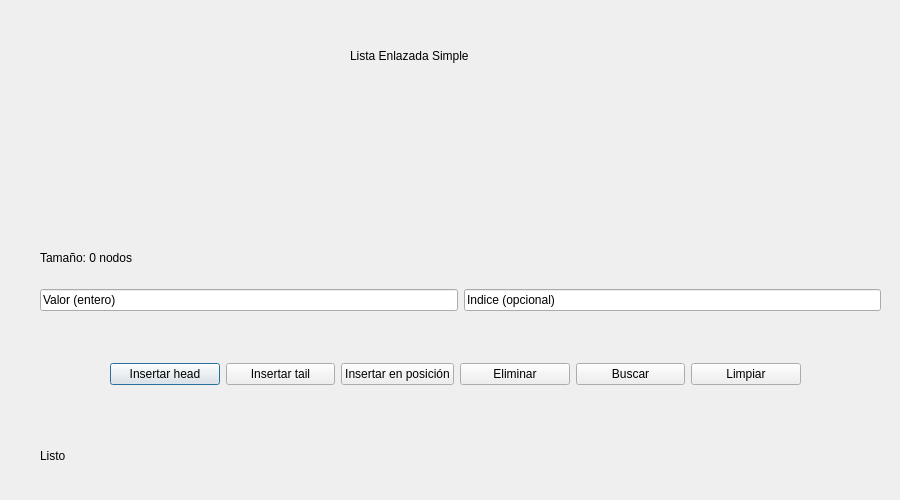
NajmahZablah/Proyecto_StructViz, file ui/MainWindow.ui: the form before one commit.
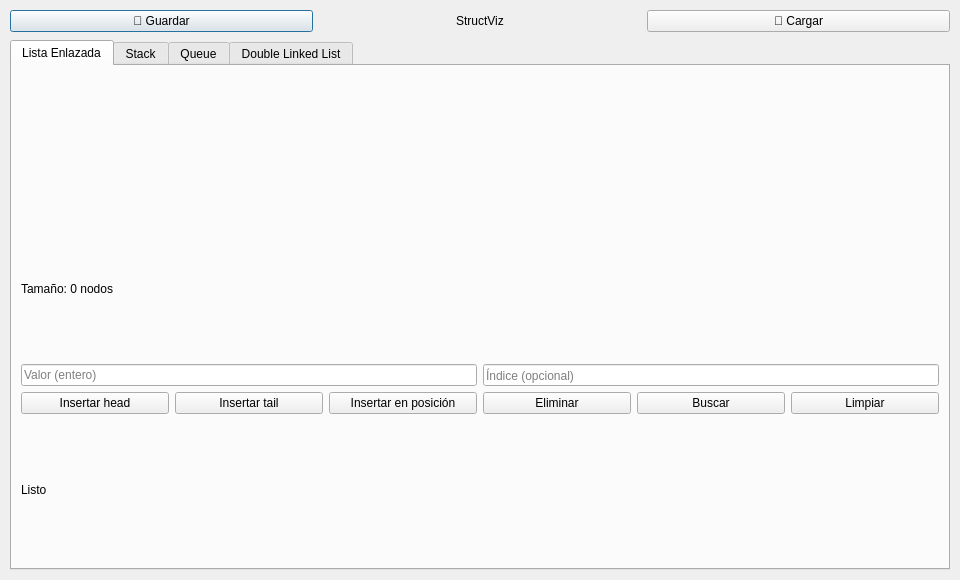
The form after the commit. Custom widgets are drawn as their Qt base class.

Commit message: Semana 7 - Stack, Queue, DLL, Persistence

Patch:
```diff
--- a/ui/MainWindow.ui
+++ b/ui/MainWindow.ui
@@ -6,8 +6,8 @@
    <rect>
     <x>0</x>
     <y>0</y>
-    <width>900</width>
-    <height>500</height>
+    <width>960</width>
+    <height>580</height>
    </rect>
   </property>
   <property name="windowTitle">
@@ -16,145 +16,391 @@
   <widget class="QWidget" name="verticalLayoutWidget">
    <property name="geometry">
     <rect>
-     <x>350</x>
-     <y>30</y>
-     <width>201</width>
-     <height>51</height>
+     <x>0</x>
+     <y>0</y>
+     <width>960</width>
+     <height>580</height>
     </rect>
    </property>
-   <layout class="QVBoxLayout" name="verticalLayout">
+   <layout class="QVBoxLayout" name="mainLayout">
+    <property name="margin">
+     <number>10</number>
+    </property>
+    <property name="spacing">
+     <number>8</number>
+    </property>
+
+    <item>
+     <layout class="QHBoxLayout" name="topBarLayout">
+      <item>
+       <widget class="QPushButton" name="btnSave">
+        <property name="text">
+         <string>🍪 Guardar</string>
+        </property>
+        <property name="maximumWidth">
+         <number>110</number>
+        </property>
+       </widget>
+      </item>
+      <item>
+       <spacer>
+        <property name="orientation">
+         <enum>Qt::Horizontal</enum>
+        </property>
+       </spacer>
+      </item>
     <item>
      <widget class="QLabel" name="lblTitulo">
       <property name="text">
-       <string>Lista Enlazada Simple</string>
-      </property>
-     </widget>
-    </item>
-   </layout>
-  </widget>
-  <widget class="LinkedListWidget" name="displayBox">
-   <property name="geometry">
-    <rect>
-     <x>39</x>
-     <y>100</y>
-     <width>841</width>
-     <height>131</height>
-    </rect>
-   </property>
-  </widget>
-  <widget class="QLabel" name="lblSize">
-   <property name="geometry">
-    <rect>
-     <x>40</x>
-     <y>250</y>
-     <width>101</width>
-     <height>16</height>
-    </rect>
-   </property>
+         <string>StructViz</string>
+        </property>
+        <property name="alignment">
+         <set>Qt::AlignCenter</set>
+        </property>
+       </widget>
+      </item>
+      <item>
+       <spacer>
+        <property name="orientation">
+         <enum>Qt::Horizontal</enum>
+        </property>
+       </spacer>
+      </item>
+      <item>
+       <widget class="QPushButton" name="btnLoad">
+        <property name="text">
+         <string>🍰 Cargar</string>
+        </property>
+        <property name="maximumWidth">
+         <number>110</number>
+        </property>
+       </widget>
+      </item>
+     </layout>
+    </item>
+
+    <item>
+     <widget class="QTabWidget" name="tabWidget">
+
+      <widget class="QWidget" name="tabLL">
+       <attribute name="title">
+        <string>Lista Enlazada</string>
+       </attribute>
+       <layout class="QVBoxLayout" name="llLayout">
+        <item>
+         <widget class="LinkedListWidget" name="llDisplay"/>
+        </item>
+        <item>
+         <widget class="QLabel" name="llSize">
+          <property name="text">
+           <string>Tamaño: 0 nodos</string>
+          </property>
+         </widget>
+        </item>
+        <item>
+         <layout class="QHBoxLayout" name="llInputLayout">
+          <item>
+           <widget class="QLineEdit" name="llInputValue">
+            <property name="placeholderText">
+             <string>Valor (entero)</string>
+            </property>
+           </widget>
+          </item>
+          <item>
+           <widget class="QLineEdit" name="llInputIndex">
+            <property name="placeholderText">
+             <string>Índice (opcional)</string>
+            </property>
+           </widget>
+          </item>
+         </layout>
+        </item>
+        <item>
+         <layout class="QHBoxLayout" name="llButtonLayout">
+          <item>
+           <widget class="QPushButton" name="llBtnInsertHead">
    <property name="text">
+             <string>Insertar head</string>
+            </property>
+           </widget>
+          </item>
+          <item>
+           <widget class="QPushButton" name="llBtnInsertTail">
+            <property name="text">
+             <string>Insertar tail</string>
+            </property>
+           </widget>
+          </item>
+          <item>
+           <widget class="QPushButton" name="llBtnInsertAt">
+            <property name="text">
+             <string>Insertar en posición</string>
+            </property>
+           </widget>
+          </item>
+          <item>
+           <widget class="QPushButton" name="llBtnRemove">
+            <property name="text">
+             <string>Eliminar</string>
+            </property>
+           </widget>
+          </item>
+          <item>
+           <widget class="QPushButton" name="llBtnSearch">
+            <property name="text">
+             <string>Buscar</string>
+            </property>
+           </widget>
+          </item>
+          <item>
+           <widget class="QPushButton" name="llBtnClear">
+            <property name="text">
+             <string>Limpiar</string>
+            </property>
+           </widget>
+          </item>
+         </layout>
+        </item>
+        <item>
+         <widget class="QLabel" name="llStatus">
+          <property name="text">
+           <string>Listo</string>
+          </property>
+         </widget>
+        </item>
+       </layout>
+      </widget>
+
+      <widget class="QWidget" name="tabStack">
+       <attribute name="title">
+        <string>Stack</string>
+       </attribute>
+       <layout class="QHBoxLayout" name="stackOuterLayout">
+        <item>
+         <widget class="StackWidget" name="stackDisplay">
+          <property name="minimumSize">
+           <size>
+            <width>200</width>
+            <height>300</height>
+           </size>
+          </property>
+         </widget>
+        </item>
+        <item>
+         <layout class="QVBoxLayout" name="stackControlLayout">
+          <item>
+           <widget class="QLabel" name="stackSize">
+            <property name="text">
     <string>Tamaño: 0 nodos</string>
    </property>
   </widget>
-  <widget class="QLabel" name="lblStatus">
-   <property name="geometry">
-    <rect>
-     <x>40</x>
-     <y>440</y>
-     <width>841</width>
-     <height>31</height>
-    </rect>
-   </property>
+          </item>
+          <item>
+           <widget class="QLineEdit" name="stackInputValue">
+            <property name="placeholderText">
+             <string>Valor (entero)</string>
+            </property>
+           </widget>
+          </item>
+          <item>
+           <widget class="QPushButton" name="stackBtnPush">
    <property name="text">
     <string>Listo</string>
    </property>
   </widget>
-  <widget class="QWidget" name="">
-   <property name="geometry">
-    <rect>
-     <x>40</x>
-     <y>280</y>
-     <width>841</width>
-     <height>41</height>
-    </rect>
-   </property>
-   <layout class="QHBoxLayout" name="horizontalLayout">
+          </item>
+          <item>
+           <spacer>
+            <property name="orientation">
+             <enum>Qt::Vertical</enum>
+            </property>
+           </spacer>
+          </item>
+         </layout>
+        </item>
+       </layout>
+      </widget>
+
+      <widget class="QWidget" name="tabQueue">
+       <attribute name="title">
+        <string>Queue</string>
+       </attribute>
+       <layout class="QVBoxLayout" name="queueLayout">
     <item>
-     <widget class="QLineEdit" name="inputValue">
+         <widget class="QueueWidget" name="queueDisplay"/>
+        </item>
+        <item>
+         <widget class="QLabel" name="queueSize">
       <property name="text">
        <string>Valor (entero)</string>
       </property>
      </widget>
     </item>
     <item>
-     <widget class="QLineEdit" name="inputIndex">
+         <layout class="QHBoxLayout" name="queueButtonLayout">
+          <item>
+           <widget class="QPushButton" name="queueBtnEnqueue">
       <property name="text">
-       <string>Indice (opcional)</string>
+             <string>Enqueue</string>
       </property>
      </widget>
     </item>
-   </layout>
-  </widget>
-  <widget class="QWidget" name="">
-   <property name="geometry">
-    <rect>
-     <x>110</x>
-     <y>360</y>
-     <width>691</width>
-     <height>28</height>
-    </rect>
-   </property>
-   <layout class="QHBoxLayout" name="horizontalLayout_2">
+          <item>
+           <widget class="QPushButton" name="queueBtnDequeue">
+            <property name="text">
+             <string>Dequeue</string>
+            </property>
+           </widget>
+          </item>
+          <item>
+           <widget class="QPushButton" name="queueBtnPeek">
+            <property name="text">
+             <string>Peek</string>
+            </property>
+           </widget>
+          </item>
+          <item>
+           <widget class="QPushButton" name="queueBtnRear">
+            <property name="text">
+             <string>Rear</string>
+            </property>
+           </widget>
+          </item>
+          <item>
+           <widget class="QPushButton" name="queueBtnClear">
+            <property name="text">
+             <string>Limpiar</string>
+            </property>
+           </widget>
+          </item>
+         </layout>
+        </item>
+        <item>
+         <widget class="QLabel" name="queueStatus">
+          <property name="text">
+           <string>Listo</string>
+          </property>
+         </widget>
+        </item>
+       </layout>
+      </widget>
+
+      <widget class="QWidget" name="tabDLL">
+       <attribute name="title">
+        <string>Double Linked List</string>
+       </attribute>
+       <layout class="QVBoxLayout" name="dllLayout">
+        <item>
+         <widget class="DLLWidget" name="dllDisplay"/>
+        </item>
+        <item>
+         <widget class="QLabel" name="dllSize">
+          <property name="text">
+           <string>Tamaño: 0 nodos</string>
+          </property>
+         </widget>
+        </item>
     <item>
-     <widget class="QPushButton" name="btnInsertHead">
+         <layout class="QHBoxLayout" name="dllInputLayout">
+          <item>
+           <widget class="QLineEdit" name="dllInputValue">
+            <property name="placeholderText">
+             <string>Valor (entero)</string>
+            </property>
+           </widget>
+          </item>
+          <item>
+           <widget class="QLineEdit" name="dllInputIndex">
+            <property name="placeholderText">
+             <string>Índice (opcional)</string>
+            </property>
+           </widget>
+          </item>
+         </layout>
+        </item>
+        <item>
+         <layout class="QHBoxLayout" name="dllButtonLayout">
+          <item>
+           <widget class="QPushButton" name="dllBtnInsertHead">
       <property name="text">
        <string>Insertar head</string>
       </property>
      </widget>
     </item>
     <item>
-     <widget class="QPushButton" name="btnInsertTail">
+           <widget class="QPushButton" name="dllBtnInsertTail">
       <property name="text">
        <string>Insertar tail</string>
       </property>
      </widget>
     </item>
     <item>
-     <widget class="QPushButton" name="btnInsertAt">
+           <widget class="QPushButton" name="dllBtnInsertAt">
       <property name="text">
        <string>Insertar en posición</string>
       </property>
      </widget>
     </item>
     <item>
-     <widget class="QPushButton" name="btnRemove">
+           <widget class="QPushButton" name="dllBtnRemove">
       <property name="text">
        <string>Eliminar</string>
       </property>
      </widget>
     </item>
     <item>
-     <widget class="QPushButton" name="btnSearch">
+           <widget class="QPushButton" name="dllBtnSearch">
       <property name="text">
        <string>Buscar</string>
       </property>
      </widget>
     </item>
     <item>
-     <widget class="QPushButton" name="btnClear">
+           <widget class="QPushButton" name="dllBtnClear">
       <property name="text">
        <string>Limpiar</string>
       </property>
      </widget>
     </item>
    </layout>
-  </widget>
- </widget>
+        </item>
+        <item>
+         <widget class="QLabel" name="dllStatus">
+          <property name="text">
+           <string>Listo</string>
+          </property>
+         </widget>
+        </item>
+       </layout>
+      </widget>
+
+     </widget>
+    </item>
+   </layout>
+  </widget>
+
+ </widget>
+
  <customwidgets>
   <customwidget>
    <class>LinkedListWidget</class>
-   <extends>QFrame</extends>
+   <extends>QWidget</extends>
    <header location="global">LinkedListWidget.h</header>
-   <container>1</container>
+  </customwidget>
+  <customwidget>
+   <class>StackWidget</class>
+   <extends>QWidget</extends>
+   <header location="global">StackWidget.h</header>
+  </customwidget>
+  <customwidget>
+   <class>QueueWidget</class>
+   <extends>QWidget</extends>
+   <header location="global">QueueWidget.h</header>
+  </customwidget>
+  <customwidget>
+   <class>DLLWidget</class>
+   <extends>QWidget</extends>
+   <header location="global">DLLWidget.h</header>
   </customwidget>
  </customwidgets>
  <resources/>
```
Left out of the diff: 43 changed lines with no effect on the pictures. Lines whose indentation alone changed are shown as unchanged. The commit also changes 21 other files.
